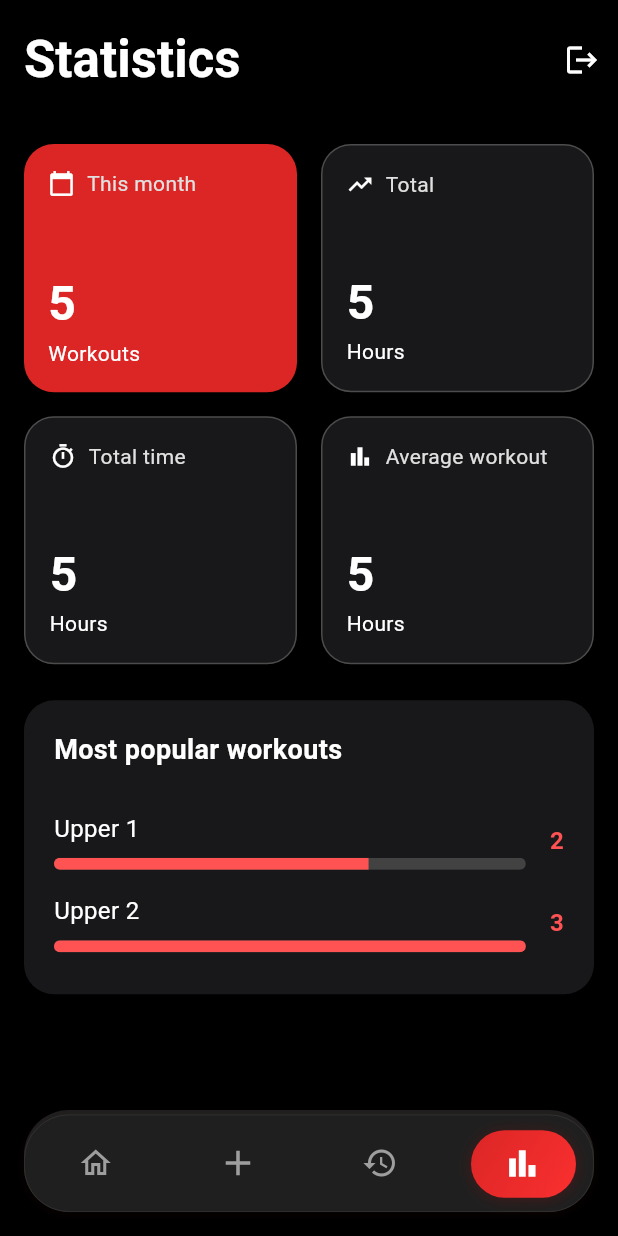
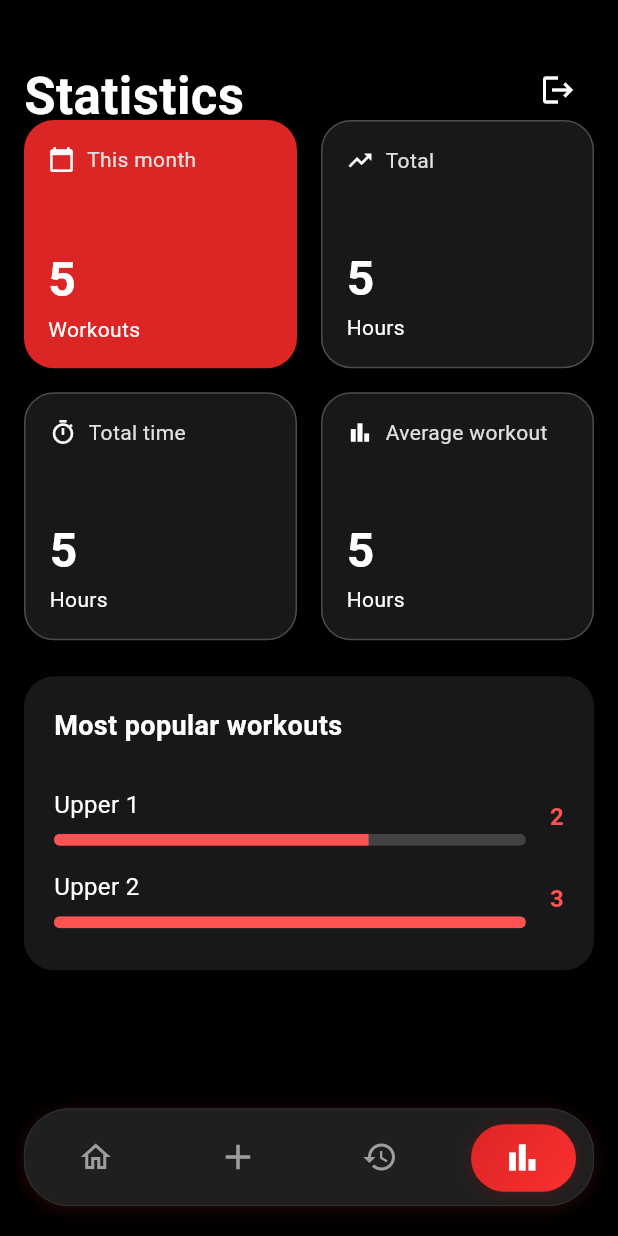
Before and after one commit to gabrielerneving/gym_application, a Flutter app: the screen it shows once a user with an empty profile is signed in, item 4 of the bottom bar chosen, after a tap on the "logout" icon, on a phone screen of 412 x 824 dp. Run offline on Flutter 3.47's test engine with Material 3 defaults, Android fonts, the phone set to English and light mode, and no system bars; our stand-ins replace cloud_firestore, firebase_auth, firebase_core, flutter_riverpod; accounts and stored records are empty.

Commit message:
fixes med navbar så den är flytande

```diff
--- a/lib/models/workout_session_model.dart
+++ b/lib/models/workout_session_model.dart
@@ -51,6 +51,7 @@ class WorkoutSession {
   // ÄNDRAD: Använder vår nya, mer detaljerade modell
   final List<CompletedExercise> completedExercises;
 
+
   WorkoutSession({
     required this.id,
     required this.programTitle,
--- a/lib/pages/main_screen.dart
+++ b/lib/pages/main_screen.dart
@@ -160,24 +160,27 @@ Widget build(BuildContext context) {
               ),
             ),
           ),
-      ],
-    ),
-      bottomNavigationBar: Container(
+
+        // LAGER 3: Flytande navbar
+        Positioned(
+          bottom: 20,
+          left: 16,
+          right: 16,
+          child: Container(
             height: 65,
-        margin: const EdgeInsets.all(16),
             decoration: BoxDecoration(
               color: const Color(0xFF1F1F1F),
               borderRadius: BorderRadius.circular(30),
               boxShadow: [
                 BoxShadow(
-              color: Colors.black.withOpacity(0.15),
-              blurRadius: 12,
-              offset: const Offset(0, 4),
+                  color: Colors.black.withOpacity(0.25),
+                  blurRadius: 20,
+                  offset: const Offset(0, 8),
                 ),
                 BoxShadow(
-              color: const Color(0xFFDC2626).withOpacity(0.05),
-              blurRadius: 6,
-              offset: const Offset(0, 1)
+                  color: const Color(0xFFDC2626).withOpacity(0.1),
+                  blurRadius: 8,
+                  offset: const Offset(0, 2)
                 ),
               ],
               border: Border.all(
@@ -266,6 +269,9 @@ Widget build(BuildContext context) {
           ],
         ),
           ),
+        ),
+        ],
+      ),
     );
   }
 }
--- a/lib/pages/statistics_screen.dart
+++ b/lib/pages/statistics_screen.dart
@@ -25,10 +25,23 @@ class _StatisticsScreenState extends State<StatisticsScreen> {
     };
 
     return Scaffold(
+      extendBody: true,
       backgroundColor: Colors.black,
-      appBar: AppBar(
-        toolbarHeight: 80,
-        title: const Text(
+      body: Stack(
+        children: [
+          // Huvudinnehåll
+          Column(
+            children: [
+              // AppBar-området
+              Container(
+                height: 80,
+                padding: const EdgeInsets.fromLTRB(16, 40, 16, 0),
+                child: Row(
+                  children: [
+                    const Expanded(
+                      child: Align(
+                        alignment: Alignment.bottomLeft,
+                        child: Text(
                           'Statistics',
                           style: TextStyle(
                             color: Colors.white,
@@ -36,22 +49,25 @@ class _StatisticsScreenState extends State<StatisticsScreen> {
                             fontSize: 34,
                           ),
                         ),
-        backgroundColor: Colors.black,
-        elevation: 0,
-        actions: [
-          IconButton(
+                      ),
+                    ),
+                    Padding(
+                      padding: const EdgeInsets.only(bottom: 8),
+                      child: IconButton(
                         icon: const Icon(Icons.logout, color: Colors.white),
-            tooltip: 'Log out', // Bra för tillgänglighet
+                        tooltip: 'Log out',
                         onPressed: () async {
-              // Anropa signOut-metoden från din AuthService
                           await AuthService().signOut();
-              // AuthGate kommer nu automatiskt att skicka dig till inloggningsskärmen.
                         },
+                      ),
                     ),
                   ],
                 ),
-      body: SingleChildScrollView(
-        padding: const EdgeInsets.all(16.0),
+              ),
+              // Scrollbart innehåll
+              Expanded(
+                child: SingleChildScrollView(
+                  padding: const EdgeInsets.fromLTRB(16.0, 0, 16.0, 100), // Extra bottom padding för navbar
                   child: Column(
                     children: [
                       // Grid med 2x2 statistik-kort
@@ -61,7 +77,7 @@ class _StatisticsScreenState extends State<StatisticsScreen> {
                         physics: const NeverScrollableScrollPhysics(),
                         crossAxisSpacing: 16,
                         mainAxisSpacing: 16,
-              childAspectRatio: 1.1, // Justera för att få rätt höjd
+                        childAspectRatio: 1.1,
                         children: [
                           StatCard(
                             title: 'This month',
@@ -84,7 +100,7 @@ class _StatisticsScreenState extends State<StatisticsScreen> {
                           ),
                           StatCard(
                             title: 'Average workout',
-                  value: '5', // Hårdkodat värde enligt design
+                            value: '5',
                             unit: 'Hours',
                             icon: Icons.bar_chart,
                           ),
@@ -97,26 +113,48 @@ class _StatisticsScreenState extends State<StatisticsScreen> {
                     ],
                   ),
                 ),
-      bottomNavigationBar: _buildCustomBottomNav(),
-    );
-  }
+              ),
+            ],
+          ),
 
-  // Klistra in samma botten-meny-kod som från förra skärmen
-  Widget _buildCustomBottomNav() {
-    return Container(
-      margin: const EdgeInsets.all(16),
-      padding: const EdgeInsets.symmetric(vertical: 8),
+          // Flytande navbar
+          Positioned(
+            bottom: 20,
+            left: 16,
+            right: 16,
+            child: Container(
+              height: 65,
               decoration: BoxDecoration(
                 color: const Color(0xFF1F1F1F),
                 borderRadius: BorderRadius.circular(30),
+                boxShadow: [
+                  BoxShadow(
+                    color: Colors.black.withOpacity(0.25),
+                    blurRadius: 20,
+                    offset: const Offset(0, 8),
+                  ),
+                  BoxShadow(
+                    color: const Color(0xFFDC2626).withOpacity(0.1),
+                    blurRadius: 8,
+                    offset: const Offset(0, 2)
+                  ),
+                ],
+                border: Border.all(
+                  color: Colors.white.withOpacity(0.1),
+                  width: 0.5,
+                ),
               ),
               child: Row(
                 mainAxisAlignment: MainAxisAlignment.spaceAround,
                 children: [
                   _buildNavItem(Icons.home_outlined, 0),
                   _buildNavItem(Icons.fitness_center_outlined, 1),
-          _buildNavItem(Icons.person_outline, 2),
-          _buildNavItem(Icons.settings_outlined, 3), // Denna är aktiv
+                  _buildNavItem(Icons.history, 2),
+                  _buildNavItem(Icons.bar_chart_outlined, 3), // Detta är den aktiva
+                ],
+              ),
+            ),
+          ),
         ],
       ),
     );
--- a/lib/pages/workout_history.dart
+++ b/lib/pages/workout_history.dart
@@ -28,10 +28,20 @@ class _WorkoutHistoryScreenState extends State<WorkoutHistoryScreen> {
     final dbService = DatabaseService(uid: uid);
 
     return Scaffold(
+      extendBody: true,
       backgroundColor: Colors.black,
-      appBar: AppBar(
-        toolbarHeight: 80,
-        title: const Text(
+      body: Stack(
+        children: [
+          // Huvudinnehåll
+          Column(
+            children: [
+              // AppBar-området
+              Container(
+                height: 80,
+                padding: const EdgeInsets.fromLTRB(16, 40, 16, 0),
+                child: const Align(
+                  alignment: Alignment.bottomLeft,
+                  child: Text(
                     'Workout history',
                     style: TextStyle(
                       color: Colors.white,
@@ -39,11 +49,11 @@ class _WorkoutHistoryScreenState extends State<WorkoutHistoryScreen> {
                       fontSize: 34,
                     ),
                   ),
-        backgroundColor: Colors.black,
-        elevation: 0,
                 ),
-      // Byt ut ListView.builder mot en StreamBuilder
-      body: StreamBuilder<List<WorkoutSession>>(
+              ),
+              // Lista med träningshistorik
+              Expanded(
+                child: StreamBuilder<List<WorkoutSession>>(
                   stream: dbService.getWorkoutSessions(),
                   builder: (context, snapshot) {
                     if (snapshot.connectionState == ConnectionState.waiting) {
@@ -65,35 +75,44 @@ class _WorkoutHistoryScreenState extends State<WorkoutHistoryScreen> {
                     final workoutHistory = snapshot.data!;
 
                     return ListView.builder(
-            padding: const EdgeInsets.symmetric(horizontal: 16.0),
+                      padding: const EdgeInsets.fromLTRB(16.0, 0, 16.0, 100), // Extra bottom padding för navbar
                       itemCount: workoutHistory.length,
                       itemBuilder: (context, index) {
-              // Använd din befintliga widget med den dynamiska datan
                         return WorkoutHistoryWidget(session: workoutHistory[index]);
                       },
                     );
                   },
                 ),
-      bottomNavigationBar: _buildCustomBottomNav(),
-    );
-  }
+              ),
+            ],
+          ),
 
-  // Widget för den anpassade botten-menyn
-  Widget _buildCustomBottomNav() {
-    return Container(
-      margin: const EdgeInsets.all(16), // Marginal runt hela
-      padding: const EdgeInsets.symmetric(vertical: 8),
+          // Flytande navbar
+          Positioned(
+            bottom: 20,
+            left: 16,
+            right: 16,
+            child: Container(
+              height: 65,
               decoration: BoxDecoration(
                 color: const Color(0xFF1F1F1F),
                 borderRadius: BorderRadius.circular(30),
+                border: Border.all(
+                  color: Colors.white.withOpacity(0.1),
+                  width: 0.5,
+                ),
               ),
               child: Row(
                 mainAxisAlignment: MainAxisAlignment.spaceAround,
                 children: [
                   _buildNavItem(Icons.home_outlined, 0),
                   _buildNavItem(Icons.fitness_center_outlined, 1),
-          _buildNavItem(Icons.person_outline, 2), // Detta är den aktiva
-          _buildNavItem(Icons.settings_outlined, 3),
+                  _buildNavItem(Icons.history, 2), // Detta är den aktiva
+                  _buildNavItem(Icons.bar_chart_outlined, 3),
+                ],
+              ),
+            ),
+          ),
         ],
       ),
     );
```
Also changed, not shown: lib/providers/workout_provider.dart (+80 -50 lines). Lines whose indentation alone changed are shown as unchanged.
